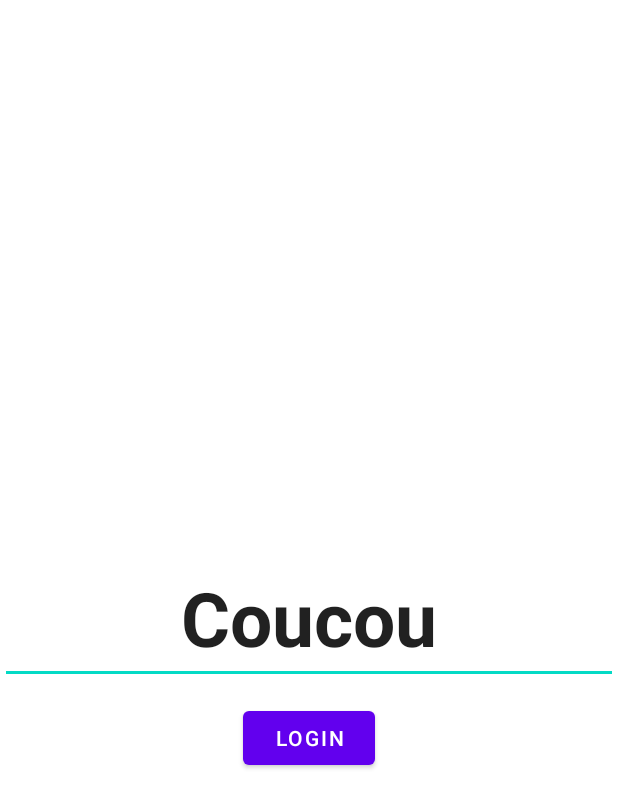
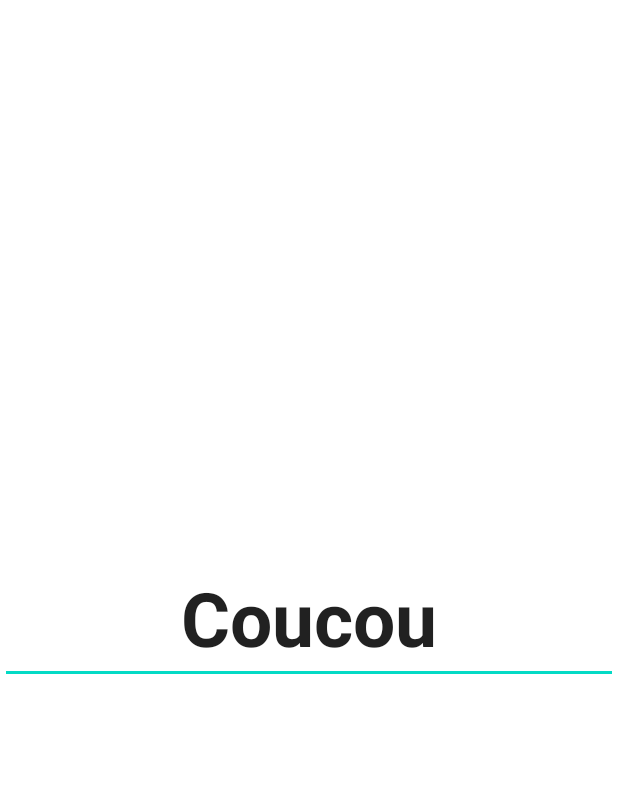
Before and after one commit to alexjnj1301/guitinxis, an Android app: the layout activity_main.xml on its own in the app's theme, with its tools: preview values and no code run, on a phone screen of 412 x 824 dp. Shown: the top 808 px of the screen. Run offline under Robolectric (Android 15) with nearby library versions, the phone set to English and light mode, and no system bars.

```diff
--- a/app/src/main/res/layout/activity_main.xml
+++ b/app/src/main/res/layout/activity_main.xml
@@ -22,13 +22,4 @@
         app:layout_constraintStart_toStartOf="parent"
         app:layout_constraintTop_toTopOf="parent" />
 
-    <Button
-        android:id="@+id/buttonLogIn"
-        android:layout_width="wrap_content"
-        android:layout_height="wrap_content"
-        android:layout_marginTop="100dp"
-        android:text="logIn"
-        app:layout_constraintEnd_toEndOf="parent"
-        app:layout_constraintStart_toStartOf="parent"
-        app:layout_constraintTop_toTopOf="@+id/titleHome" />
 </androidx.constraintlayout.widget.ConstraintLayout>
```
Also changed, not shown: app/src/main/AndroidManifest.xml (+9 -9 lines), app/src/main/java/com/example/guitinxis/MainActivity.kt (+0 -14 lines).
